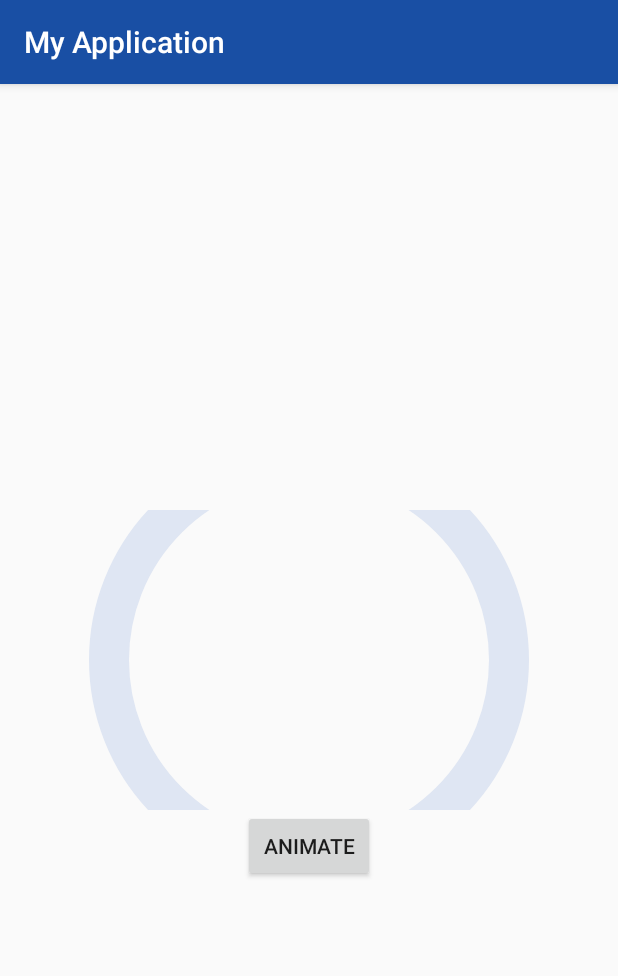
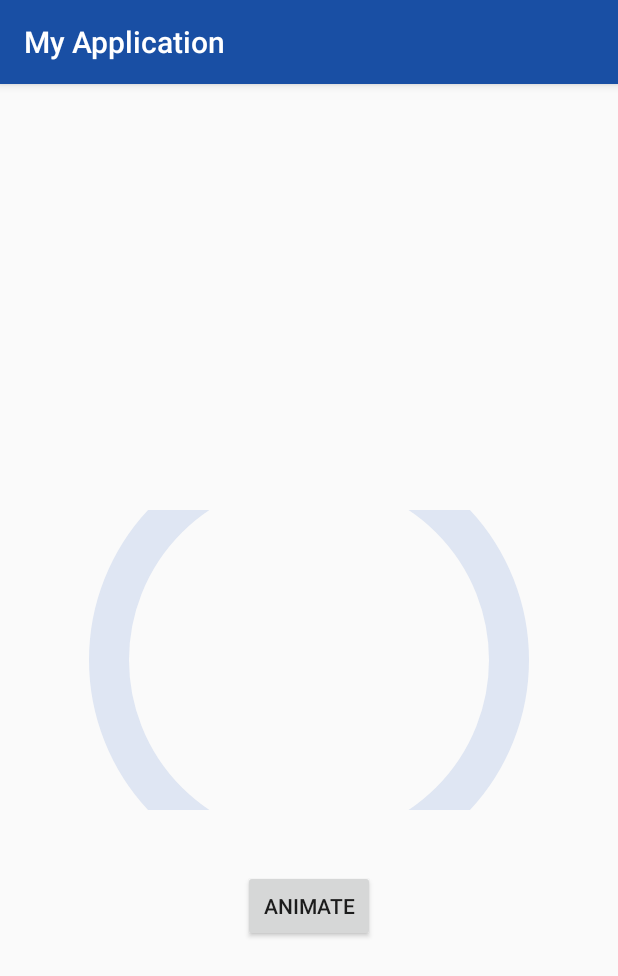
Before and after one commit to paulnunezm/circularProgressView, an Android app: the screen it shows after launch (MainActivity), on a phone screen of 412 x 824 dp. Shown: the top 976 px of the screen. Run offline under Robolectric (Android 15) with nearby library versions, the phone set to English and light mode, and no system bars; 1 statement that could not run was skipped.

Commit message:
edit: change name and layout

```diff
--- a/app/src/main/java/com/labs/circularprogress/MainActivity.kt
+++ b/app/src/main/java/com/labs/circularprogress/MainActivity.kt
@@ -9,7 +9,7 @@ class MainActivity : AppCompatActivity() {
         super.onCreate(savedInstanceState)
         setContentView(R.layout.activity_main)
 
-        animate.setOnClickListener {
+        animateButton.setOnClickListener {
             progress.animateProgress()
         }
     }
--- a/app/src/main/res/layout/activity_main.xml
+++ b/app/src/main/res/layout/activity_main.xml
@@ -16,10 +16,11 @@
         app:layout_constraintTop_toTopOf="parent" />
 
     <Button
-        android:id="@+id/animate"
+        android:id="@+id/animateButton"
         android:layout_width="wrap_content"
         android:layout_height="wrap_content"
         android:text="animate"
+        android:layout_marginTop="40dp"
         app:layout_constraintEnd_toEndOf="parent"
         app:layout_constraintStart_toStartOf="parent"
         app:layout_constraintTop_toBottomOf="@+id/progress" />
```
